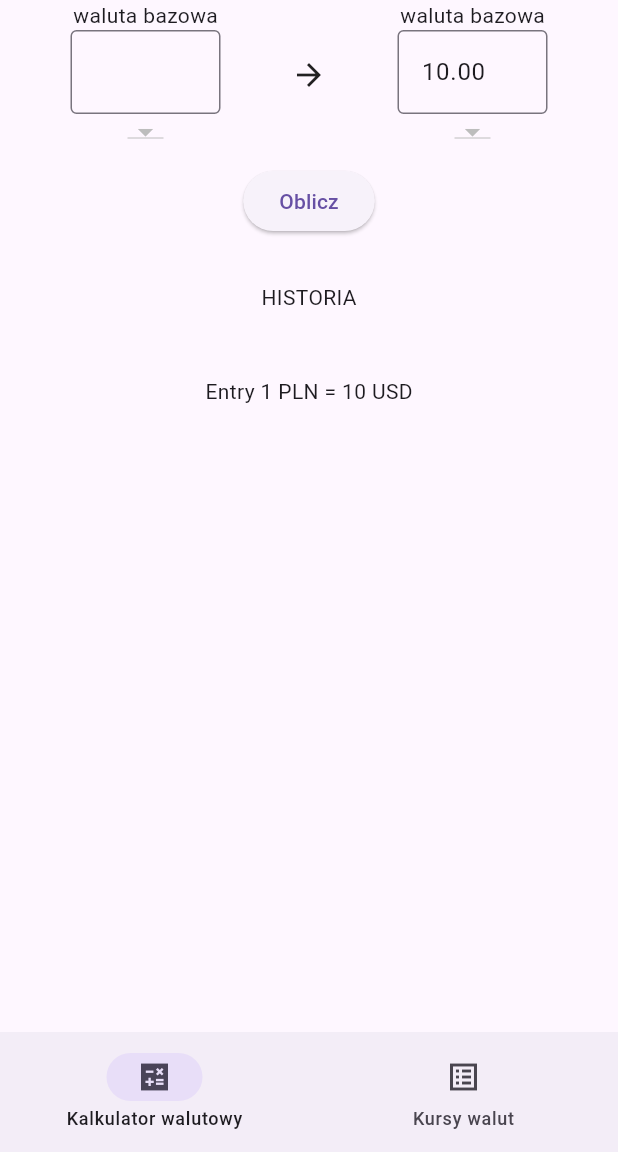
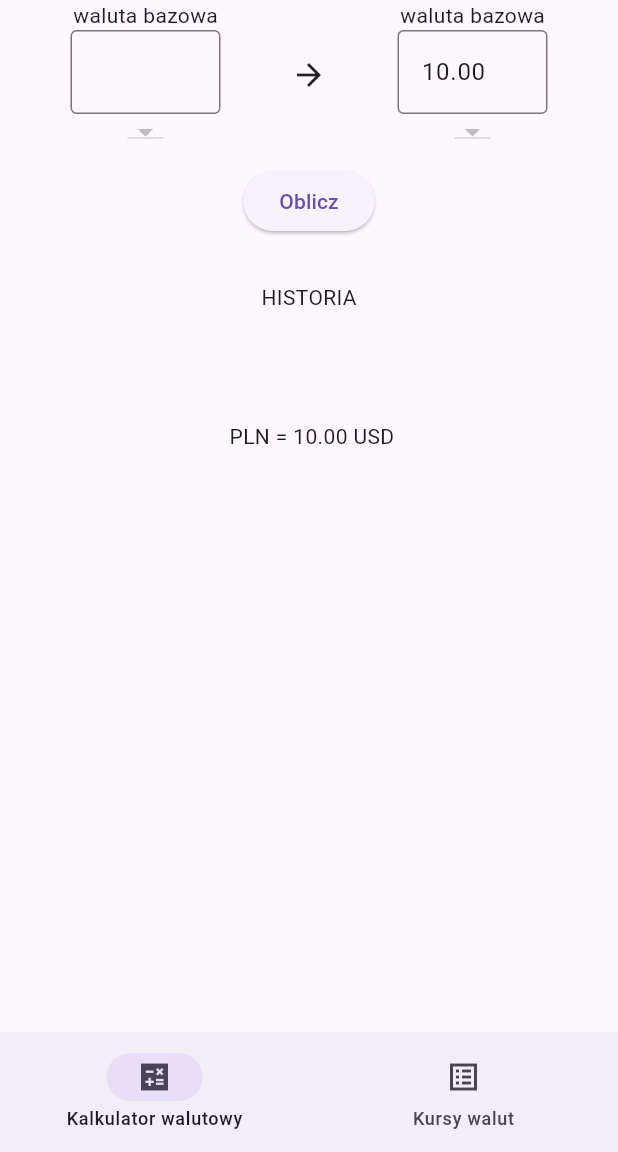
Before and after one commit to pablolambo/CurrencyConverter, a Flutter app: the screen it shows after launch, after a tap on "Oblicz", on a phone screen of 412 x 824 dp, the part 84-1236 px from its top. Run offline on Flutter 3.47's test engine with Material 3 defaults, Android fonts, the phone set to English and light mode, and no system bars; network calls fail.

Commit message:
final push moze nie wiem

```diff
--- a/src/currency_converter/lib/calculator.dart
+++ b/src/currency_converter/lib/calculator.dart
@@ -13,7 +13,7 @@ class _Calculator extends State<Calculator> {
   String selectedBaseCurrency = 'PLN';
   String selectedTargetCurrency = 'USD';
   Map<String, double>? exchangeRates;
-  List<String> history = ["1 PLN = 10 USD"];
+  List<String> history = [""];
 
   @override
   void initState() {
@@ -39,8 +39,12 @@ class _Calculator extends State<Calculator> {
 
   Future<void> fetchRates() async {
     var exchangeRateService = ExchangeRateService();
+
     try {
-      final rates = await exchangeRateService.fetchExchangeRates(selectedBaseCurrency);
+      final result = await exchangeRateService.fetchExchangeRates(selectedBaseCurrency);
+      final rates = result['rates'] as Map<String, double>;
+      final timeLastUpdated = result['time_last_updated'] as int;
+
       setState(() {
         exchangeRates = rates.cast<String, double>();
       });
@@ -48,6 +52,8 @@ class _Calculator extends State<Calculator> {
       print('Error fetching rates: $e');
     }
   }
+
+
   /* to z api */
   double result = 10;
   String input = "";
@@ -60,18 +66,16 @@ class _Calculator extends State<Calculator> {
       result = tmp * getExchangeRate(selectedBaseCurrency, selectedTargetCurrency);
     }
     print(result);
-    history.add(result.toStringAsFixed(2));
     txt.text = result.toStringAsFixed(2);
+    setState(() {
+      history.add("${input} ${selectedBaseCurrency} = ${txt.text} ${selectedTargetCurrency}");
+    });
     print(history);
   }
 
   double getExchangeRate(String base, String target) {
-    if (exchangeRates == null || !exchangeRates!.containsKey(target)) {
-      throw Exception('Exchange rate not available');
-    }
-    double baseRate = exchangeRates![base] ?? 1.0;
-    double targetRate = exchangeRates![target]!;
-    return targetRate / baseRate;
+    fetchRates();
+    return exchangeRates![base]!;
   }
 
   @override
@@ -146,7 +150,6 @@ class _Calculator extends State<Calculator> {
             margin: EdgeInsets.all(10)),
         const SizedBox(height: 20,),
         Text("HISTORIA"),
-        const SizedBox(height: 20,),
         Expanded(
             child: ListView.builder(
     padding: const EdgeInsets.all(8),
@@ -154,7 +157,7 @@ class _Calculator extends State<Calculator> {
     itemBuilder: (BuildContext context, int index) {
       return Container(
         height: 50,
-        child: Center(child: Text('Entry ${history[index]}')),
+        child: Center(child: Text('${history[index]}')),
       );
     }
   ))
```
